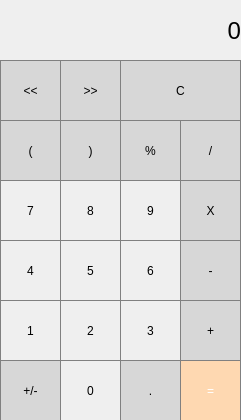
Before: the Qt Designer form mainwindow.ui in Digvijay-7/Qt, drawn with Qt 5.
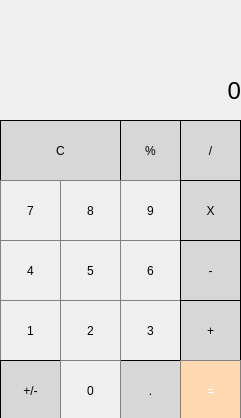
After: the same form once the commit is applied.

Commit message: updated calculator functionalities

Diff of the .ui file:
```diff
--- a/mainwindow.ui
+++ b/mainwindow.ui
@@ -7,7 +7,7 @@
     <x>0</x>
     <y>0</y>
     <width>241</width>
-    <height>420</height>
+    <height>418</height>
    </rect>
   </property>
   <property name="windowTitle">
@@ -26,7 +26,7 @@
     <property name="geometry">
      <rect>
       <x>0</x>
-      <y>0</y>
+      <y>60</y>
       <width>241</width>
       <height>61</height>
      </rect>
@@ -43,57 +43,11 @@
      <set>Qt::AlignRight|Qt::AlignTrailing|Qt::AlignVCenter</set>
     </property>
    </widget>
-   <widget class="QPushButton" name="pushButton">
-    <property name="geometry">
-     <rect>
-      <x>0</x>
-      <y>60</y>
-      <width>61</width>
-      <height>61</height>
-     </rect>
-    </property>
-    <property name="styleSheet">
-     <string notr="true">QPushButton {
-  background-color: rgb(215, 215, 215);
-  border: 1px solid gray;
-}
-QPushButton:pressed {
-    background-color: qlineargradient(x1: 0, y1: 0, x2: 0, y2: 1,
-                                      stop: 0 #BEBEBE, stop: 1 #D7D7D7);
-}</string>
-    </property>
-    <property name="text">
-     <string>&lt;&lt;</string>
-    </property>
-   </widget>
-   <widget class="QPushButton" name="pushButton_rightShift">
-    <property name="geometry">
-     <rect>
-      <x>60</x>
-      <y>60</y>
-      <width>61</width>
-      <height>61</height>
-     </rect>
-    </property>
-    <property name="styleSheet">
-     <string notr="true">QPushButton {
-  background-color: rgb(215, 215, 215);
-  border: 1px solid gray;
-}
-QPushButton:pressed {
-    background-color: qlineargradient(x1: 0, y1: 0, x2: 0, y2: 1,
-                                      stop: 0 #BEBEBE, stop: 1 #D7D7D7);
-}</string>
-    </property>
-    <property name="text">
-     <string>&gt;&gt;</string>
-    </property>
-   </widget>
    <widget class="QPushButton" name="pushButton_Clear">
     <property name="geometry">
      <rect>
-      <x>120</x>
-      <y>60</y>
+      <x>0</x>
+      <y>120</y>
       <width>121</width>
       <height>61</height>
      </rect>
@@ -101,7 +55,7 @@
     <property name="styleSheet">
      <string notr="true">QPushButton {
   background-color: rgb(215, 215, 215);
-  border: 1px solid gray;
+  border: 1px solid black;
 }
 QPushButton:pressed {
     background-color: qlineargradient(x1: 0, y1: 0, x2: 0, y2: 1,
@@ -112,29 +66,6 @@
      <string>C</string>
     </property>
    </widget>
-   <widget class="QPushButton" name="pushButton_rightBracket">
-    <property name="geometry">
-     <rect>
-      <x>60</x>
-      <y>120</y>
-      <width>61</width>
-      <height>61</height>
-     </rect>
-    </property>
-    <property name="styleSheet">
-     <string notr="true">QPushButton {
-  background-color: rgb(215, 215, 215);
-  border: 1px solid gray;
-}
-QPushButton:pressed {
-    background-color: qlineargradient(x1: 0, y1: 0, x2: 0, y2: 1,
-                                      stop: 0 #BEBEBE, stop: 1 #D7D7D7);
-}</string>
-    </property>
-    <property name="text">
-     <string>)</string>
-    </property>
-   </widget>
    <widget class="QPushButton" name="pushButton_Percent">
     <property name="geometry">
      <rect>
@@ -147,7 +78,7 @@
     <property name="styleSheet">
      <string notr="true">QPushButton {
   background-color: rgb(215, 215, 215);
-  border: 1px solid gray;
+  border: 1px solid black;
 }
 QPushButton:pressed {
     background-color: qlineargradient(x1: 0, y1: 0, x2: 0, y2: 1,
@@ -170,7 +101,7 @@
     <property name="styleSheet">
      <string notr="true">QPushButton {
   background-color: rgb(215, 215, 215);
-  border: 1px solid gray;
+  border: 1px solid black;
 }
 QPushButton:pressed {
     background-color: qlineargradient(x1: 0, y1: 0, x2: 0, y2: 1,
@@ -181,30 +112,7 @@
      <string>/</string>
     </property>
    </widget>
-   <widget class="QPushButton" name="pushButton_leftBracket">
-    <property name="geometry">
-     <rect>
-      <x>0</x>
-      <y>120</y>
-      <width>61</width>
-      <height>61</height>
-     </rect>
-    </property>
-    <property name="styleSheet">
-     <string notr="true">QPushButton {
-  background-color: rgb(215, 215, 215);
-  border: 1px solid gray;
-}
-QPushButton:pressed {
-    background-color: qlineargradient(x1: 0, y1: 0, x2: 0, y2: 1,
-                                      stop: 0 #BEBEBE, stop: 1 #D7D7D7);
-}</string>
-    </property>
-    <property name="text">
-     <string>(</string>
-    </property>
-   </widget>
-   <widget class="QPushButton" name="pushButton_08">
+   <widget class="QPushButton" name="pushButton_8">
     <property name="geometry">
      <rect>
       <x>60</x>
@@ -262,7 +170,7 @@
     <property name="styleSheet">
      <string notr="true">QPushButton {
   background-color: rgb(215, 215, 215);
-  border: 1px solid gray;
+  border: 1px solid black;
 }
 QPushButton:pressed {
     background-color: qlineargradient(x1: 0, y1: 0, x2: 0, y2: 1,
@@ -354,7 +262,7 @@
     <property name="styleSheet">
      <string notr="true">QPushButton {
   background-color: rgb(215, 215, 215);
-  border: 1px solid gray;
+  border: 1px solid black;
 }
 QPushButton:pressed {
     background-color: qlineargradient(x1: 0, y1: 0, x2: 0, y2: 1,
@@ -423,7 +331,7 @@
     <property name="styleSheet">
      <string notr="true">QPushButton {
   background-color: rgb(215, 215, 215);
-  border: 1px solid gray;
+  border: 1px solid black;
 }
 QPushButton:pressed {
     background-color: qlineargradient(x1: 0, y1: 0, x2: 0, y2: 1,
@@ -469,7 +377,7 @@
     <property name="styleSheet">
      <string notr="true">QPushButton {
   background-color: rgb(215, 215, 215);
-  border: 1px solid gray;
+  border: 1px solid black;
 }
 QPushButton:pressed {
     background-color: qlineargradient(x1: 0, y1: 0, x2: 0, y2: 1,
@@ -512,7 +420,7 @@
     <property name="styleSheet">
      <string notr="true">QPushButton {
   background-color: rgb(215, 215, 215);
-  border: 1px solid gray;
+  border: 1px solid black;
 }
 QPushButton:pressed {
     background-color: qlineargradient(x1: 0, y1: 0, x2: 0, y2: 1,
@@ -569,6 +477,25 @@
      <string>2</string>
     </property>
    </widget>
+   <widget class="QLabel" name="label_2">
+    <property name="geometry">
+     <rect>
+      <x>0</x>
+      <y>0</y>
+      <width>241</width>
+      <height>61</height>
+     </rect>
+    </property>
+    <property name="font">
+     <font>
+      <pointsize>15</pointsize>
+      <bold>true</bold>
+     </font>
+    </property>
+    <property name="text">
+     <string/>
+    </property>
+   </widget>
   </widget>
  </widget>
  <resources/>
```
Left out of the diff: 19 changed lines with no effect on the pictures. The commit also changes 1 other file.
